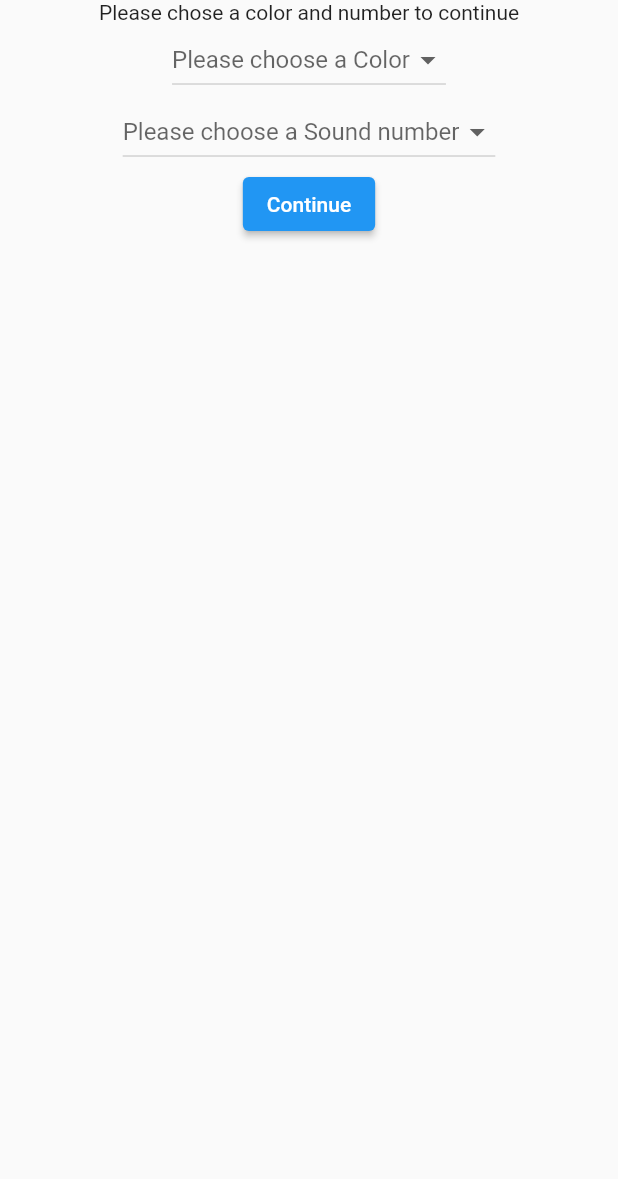
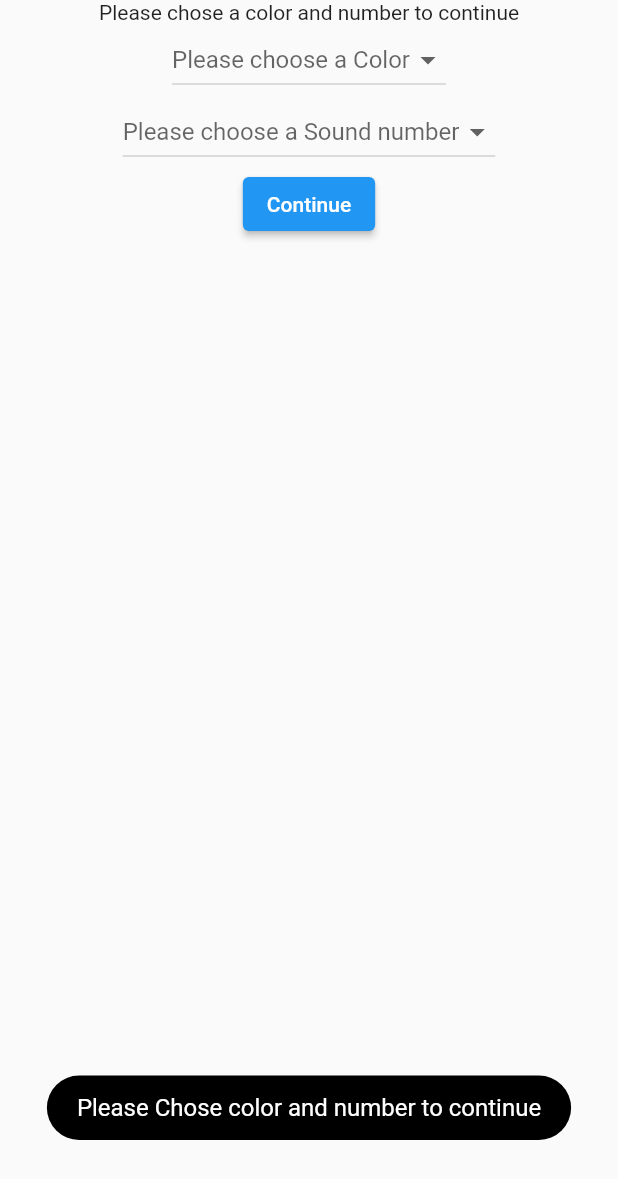
Before and after one commit to Alikhichi15/xylophone-App, a Flutter app: the screen it shows after launch, after a tap on "Continue", on a phone screen of 412 x 824 dp. Shown: the top 1179 px of the screen. Run offline on Flutter 3.47's test engine with Material 2 defaults, Android fonts, the light colour scheme and no system bars; our stand-ins replace audioplayers, fluttertoast.

```diff
--- a/lib/main.dart
+++ b/lib/main.dart
@@ -1,12 +1,11 @@
 import 'package:flutter/material.dart';
-import 'package:xolophone125/views/homeScreen.dart';
+import 'package:xolophone125/views/splashScreen.dart';
 
 void main() {
   runApp(MyApp());
 }
 
 class MyApp extends StatelessWidget {
-
   // This widget is the root of your application.
   @override
   Widget build(BuildContext context) {
@@ -24,7 +23,7 @@ class MyApp extends StatelessWidget {
         // is not restarted.
         primarySwatch: Colors.blue,
       ),
-      home:  MyHomePage(),
+      home: SplashScreen(),
     );
   }
 }
--- a/lib/views/homeScreen.dart
+++ b/lib/views/homeScreen.dart
@@ -1,5 +1,6 @@
 import 'package:flutter/cupertino.dart';
 import 'package:flutter/material.dart';
+import 'package:fluttertoast/fluttertoast.dart';
 import 'package:xolophone125/views/soundTile.dart';
 
 class MyHomePage extends StatefulWidget {
@@ -78,6 +79,15 @@ class _MyHomePageState extends State<MyHomePage> {
                                     color: selectedColor,
                                     number: selNo,
                                   )));
+                    } else {
+                      Fluttertoast.showToast(
+                          msg: "Please Chose color and number to continue",
+                          toastLength: Toast.LENGTH_SHORT,
+                          gravity: ToastGravity.BOTTOM,
+                          timeInSecForIosWeb: 1,
+                          backgroundColor: Colors.black,
+                          textColor: Colors.white,
+                          fontSize: 16.0);
                     }
                   },
                   child: Text("Continue"))
--- /dev/null
+++ b/lib/views/splashScreen.dart
@@ -0,0 +1,33 @@
+import 'dart:async';
+
+import 'package:flutter/cupertino.dart';
+import 'package:flutter/material.dart';
+import 'package:xolophone125/views/homeScreen.dart';
+
+class SplashScreen extends StatefulWidget {
+  @override
+  _SplashScreenState createState() => _SplashScreenState();
+}
+
+class _SplashScreenState extends State<SplashScreen> {
+  @override
+  void initState() {
+    Timer(
+        Duration(seconds: 3),
+        () => Navigator.of(context).pushReplacement(MaterialPageRoute(
+            builder: (BuildContext context) => MyHomePage())));
+    super.initState();
+  }
+
+  @override
+  Widget build(BuildContext context) {
+    return SafeArea(
+        child: Scaffold(
+      body: Container(
+        child: Center(
+          child: Text("splash screen"),
+        ),
+      ),
+    ));
+  }
+}
--- a/pubspec.yaml
+++ b/pubspec.yaml
@@ -35,6 +35,7 @@ dependencies:
   # Use with the CupertinoIcons class for iOS style icons.
   cupertino_icons: ^1.0.2
   audioplayers:
+  fluttertoast: ^8.0.8
 
 dev_dependencies:
   flutter_test:
```
Also changed, not shown: pubspec.lock, 6 other files.
